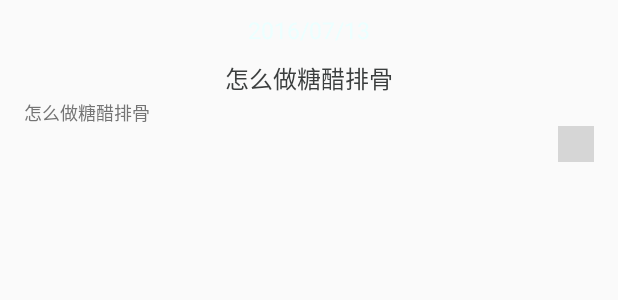
After one commit to lpzahd/Essay, an Android app: the layout item_essay_style_02.xml on its own in the app's theme, with its tools: preview values and no code run, on a phone screen of 412 x 824 dp. The commit adds this screen. Shown: the top 300 px of the screen. Run offline under Robolectric (Android 15) with nearby library versions, the phone set to English and light mode, and no system bars; grey boxes are pictures that could not be loaded.

Commit message:
笔记页面再改

```diff
--- a/app/src/main/java/com/lpzahd/essay/context/essay/EssayActivity.java
+++ b/app/src/main/java/com/lpzahd/essay/context/essay/EssayActivity.java
@@ -7,6 +7,7 @@ import android.view.Menu;
 import android.view.MenuItem;
 
 import com.lpzahd.essay.R;
+import com.lpzahd.essay.context.essay.waiter.EssayStyleIIWaiter;
 import com.lpzahd.essay.context.essay.waiter.EssayStyleIWaiter;
 import com.lpzahd.essay.context.essay.waiter.RecyclerWaiter;
 import com.lpzahd.common.tone.activity.RxActivity;
@@ -33,7 +34,8 @@ public class EssayActivity extends RxActivity {
     public void init() {
         super.init();
 //        addActivityWaiter(new RecyclerWaiter(this));
-        addActivityWaiter(new EssayStyleIWaiter(this));
+//        addActivityWaiter(new EssayStyleIWaiter(this));
+        addActivityWaiter(new EssayStyleIIWaiter(this));
     }
 
     @Override
--- a/app/src/main/java/com/lpzahd/essay/tool/DateTime.java
+++ b/app/src/main/java/com/lpzahd/essay/tool/DateTime.java
@@ -32,4 +32,9 @@ public class DateTime extends NoInstance {
         LocalDateTime dateTime = LocalDateTime.ofInstant(instant, ZoneId.systemDefault());
         return DateTimeFormatter.ofPattern(pattern).format(dateTime);
     }
+
+    public static long now() {
+        return Instant.now().toEpochMilli();
+    }
+
 }
--- a/app/src/main/res/layout/activity_essay.xml
+++ b/app/src/main/res/layout/activity_essay.xml
@@ -29,7 +29,7 @@
         android:layout_height="wrap_content"
         android:layout_gravity="bottom|end"
         android:layout_margin="@dimen/fab_margin"
-        app:srcCompat="@android:drawable/ic_input_add"
+        app:srcCompat="@drawable/ic_add_white_24dp"
         app:layout_behavior="com.lpzahd.essay.view.behavior.ScrollAwareFABBehavior"/>
 
 </android.support.design.widget.CoordinatorLayout>
--- /dev/null
+++ b/app/src/main/res/layout/item_essay_style_02.xml
@@ -0,0 +1,70 @@
+<?xml version="1.0" encoding="utf-8"?>
+<RelativeLayout xmlns:android="http://schemas.android.com/apk/res/android"
+    xmlns:app="http://schemas.android.com/apk/res-auto"
+    xmlns:tools="http://schemas.android.com/tools"
+    android:layout_width="match_parent"
+    android:layout_height="wrap_content"
+    android:layout_marginBottom="4dp"
+    android:layout_marginLeft="8dp"
+    android:layout_marginRight="8dp"
+    android:layout_marginTop="4dp"
+    android:elevation="4dp">
+
+    <RelativeLayout
+        android:id="@+id/top_layout"
+        android:layout_width="match_parent"
+        android:layout_height="32dp">
+
+        <android.support.v7.widget.AppCompatTextView
+            android:id="@+id/date_tv"
+            android:layout_width="wrap_content"
+            android:layout_height="wrap_content"
+            android:textSize="@dimen/s15"
+            android:layout_centerInParent="true"
+            android:textColor="#ECFFFF"
+            tools:text="2016/07/13"/>
+
+    </RelativeLayout>
+
+    <RelativeLayout
+        android:id="@+id/bottom_layout"
+        android:layout_width="match_parent"
+        android:layout_height="wrap_content"
+        android:layout_below="@+id/top_layout"
+        android:paddingLeft="8dp"
+        android:paddingRight="8dp">
+
+        <android.support.v7.widget.AppCompatTextView
+            android:id="@+id/title_tv"
+            android:layout_width="wrap_content"
+            android:layout_height="wrap_content"
+            android:textSize="@dimen/s16"
+            android:layout_centerHorizontal="true"
+            android:layout_marginTop="4dp"
+            android:gravity="center"
+            android:textColor="#3B3E3E"
+            tools:text="怎么做糖醋排骨"/>
+
+        <android.support.v7.widget.AppCompatTextView
+            android:id="@+id/content_tv"
+            android:layout_width="match_parent"
+            android:layout_height="wrap_content"
+            android:textSize="@dimen/s12"
+            android:lineSpacingExtra="1dp"
+            android:layout_centerHorizontal="true"
+            android:layout_below="@+id/title_tv"
+            android:layout_marginTop="2dp"
+            android:textColor="#747474"
+            tools:text="怎么做糖醋排骨"/>
+
+        <android.support.v7.widget.AppCompatImageView
+            android:layout_width="24dp"
+            android:layout_height="24dp"
+            app:srcCompat="@drawable/ic_more_horiz_grey_500_24dp"
+            android:layout_alignParentRight="true"
+            android:layout_below="@id/content_tv"
+            android:layout_marginBottom="2dp"/>
+
+    </RelativeLayout>
+
+</RelativeLayout>
--- a/app/src/main/res/values/dimens.xml
+++ b/app/src/main/res/values/dimens.xml
@@ -28,4 +28,10 @@
 
     <dimen name="corner_radius_d4">4dp</dimen>
 
+
+    <!-- 字号 -->
+    <dimen name="s11">11sp</dimen>
+    <dimen name="s13">13sp</dimen>
+    <dimen name="s15">15sp</dimen>
+
 </resources>
```
Also changed, not shown: app/src/main/java/com/lpzahd/essay/context/essay/waiter/EssayStyleIIWaiter.java (added, +270 -0 lines), app/src/main/java/com/lpzahd/essay/context/leisure/waiter/LeisureWaiter.java (+131 -69 lines), app/src/main/java/com/lpzahd/essay/db/leisure/WordQuery.java (added, +37 -0 lines).
